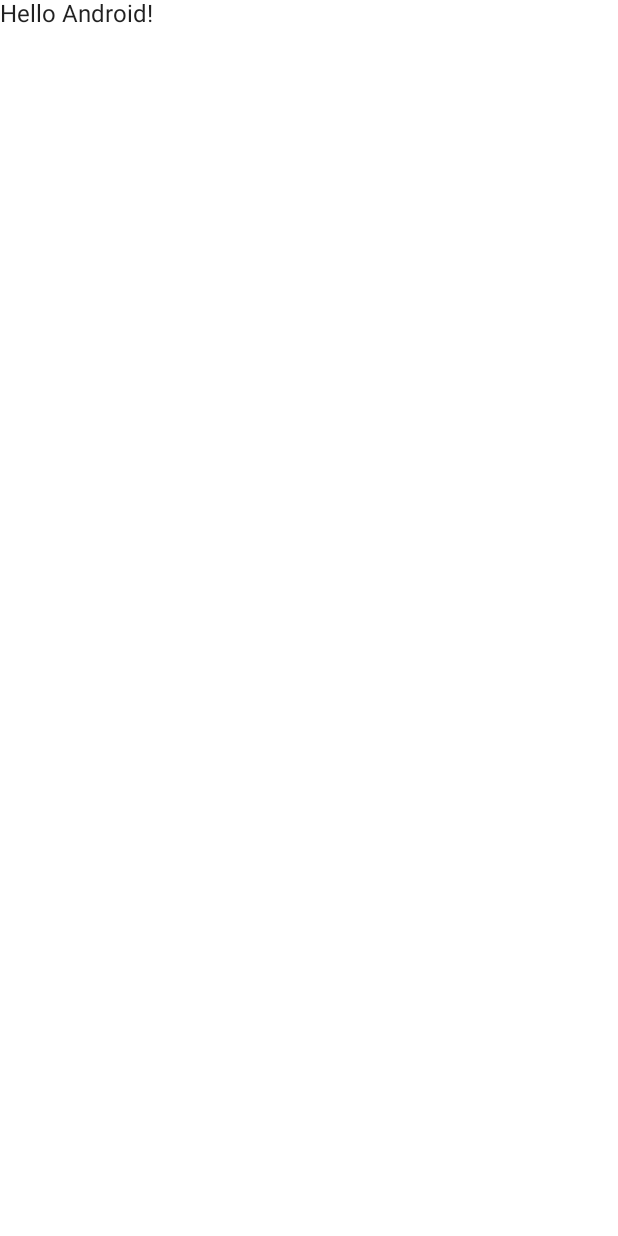
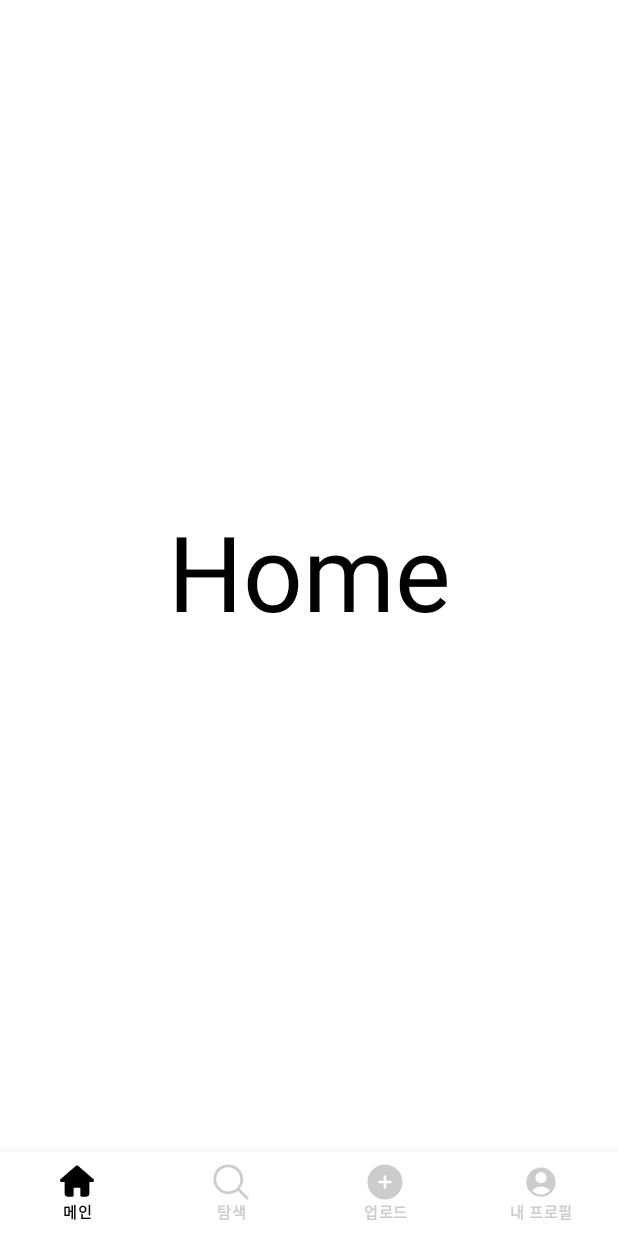
Before and after one commit to MP-LenzHub/LenzHub-Android, an Android app built with Jetpack Compose: the screen it shows after launch (MainActivity), on a phone screen of 412 x 824 dp. Before the commit the screen is almost empty. Run offline under Robolectric (Android 15) with nearby library versions, the phone set to English and light mode, and no system bars; our stand-ins replace accompanist; libraries missing offline, so code that uses them is left out: com.google.accompanist.navigation; 2 statements that could not run were skipped.

Commit message:
[Add] : make template

```diff
--- a/app/src/main/java/com/plzgpt/lenzhub/ui/activity/MainActivity.kt
+++ b/app/src/main/java/com/plzgpt/lenzhub/ui/activity/MainActivity.kt
@@ -1,29 +1,43 @@
 package com.plzgpt.lenzhub.ui.activity
 
+import android.annotation.SuppressLint
+import android.os.Build
 import android.os.Bundle
 import androidx.activity.ComponentActivity
 import androidx.activity.compose.setContent
-import androidx.compose.foundation.layout.fillMaxSize
-import androidx.compose.material.MaterialTheme
-import androidx.compose.material.Surface
-import androidx.compose.material.Text
+import androidx.annotation.RequiresApi
+import androidx.compose.animation.ExperimentalAnimationApi
+import androidx.compose.foundation.layout.*
+import androidx.compose.foundation.lazy.LazyListState
+import androidx.compose.foundation.lazy.rememberLazyListState
+import androidx.compose.material.*
 import androidx.compose.runtime.Composable
+import androidx.compose.runtime.getValue
+import androidx.compose.runtime.rememberCoroutineScope
 import androidx.compose.ui.Modifier
+import androidx.compose.ui.graphics.Color
+import androidx.compose.ui.res.painterResource
+import androidx.compose.ui.text.font.FontWeight
 import androidx.compose.ui.tooling.preview.Preview
+import androidx.compose.ui.unit.dp
+import androidx.compose.ui.unit.sp
+import androidx.navigation.NavHostController
+import androidx.navigation.compose.currentBackStackEntryAsState
+import androidx.navigation.compose.rememberNavController
+import com.google.accompanist.navigation.animation.rememberAnimatedNavController
+import com.plzgpt.lenzhub.ui.route.NAV_ROUTE_BNB
+import com.plzgpt.lenzhub.ui.route.NavigationGraphBNB
 import com.plzgpt.lenzhub.ui.theme.LenzhubTheme
+import kotlinx.coroutines.CoroutineScope
+import kotlinx.coroutines.launch
 
+@RequiresApi(Build.VERSION_CODES.O)
 class MainActivity : ComponentActivity() {
     override fun onCreate(savedInstanceState: Bundle?) {
         super.onCreate(savedInstanceState)
         setContent {
             LenzhubTheme {
-                // A surface container using the 'background' color from the theme
-                Surface(
-                    modifier = Modifier.fillMaxSize(),
-                    color = MaterialTheme.colors.background
-                ) {
-                    Greeting("Android")
-                }
+                MainNavScreen()
             }
         }
     }
@@ -41,3 +55,79 @@ fun DefaultPreview() {
         Greeting("Android")
     }
 }
+
+
+@Composable
+fun BottomNav(
+    navController: NavHostController,
+    scope: CoroutineScope,
+    lazyScroll: LazyListState,
+    navFollowController: NavHostController,
+) {
+    val items = listOf<NAV_ROUTE_BNB>(
+        NAV_ROUTE_BNB.FOLLOW,
+        NAV_ROUTE_BNB.DISCOVER,
+        NAV_ROUTE_BNB.UPLOAD,
+        NAV_ROUTE_BNB.MYPROFILE
+    )
+    androidx.compose.material.BottomNavigation(
+        backgroundColor = Color.White,
+        contentColor = Color(0xFFB6BFBA)
+    ) {
+        val navBackStackEntry by navController.currentBackStackEntryAsState()
+        val currentRoute = navBackStackEntry?.destination?.route
+
+        items.forEach { item ->
+            BottomNavigationItem(
+                icon = {
+                    Icon(
+                        painter = painterResource(id = item.icon),
+                        contentDescription = item.description,
+                        modifier = Modifier
+                            .width(24.dp)
+                            .height(24.dp)
+                    )
+                },
+                label = { Text(item.description, fontSize = 10.sp, fontWeight = FontWeight.Bold) },
+                selectedContentColor = Color.Black,
+                unselectedContentColor = Color.LightGray,
+                selected = currentRoute == item.routeName,
+                alwaysShowLabel = true,
+                onClick = {
+                    navController.navigate(item.routeName) {
+                        navController.graph.startDestinationRoute?.let {
+                            popUpTo(it) { saveState = true }
+                        }
+                        launchSingleTop = true
+                        restoreState = true
+
+                    }
+                },
+            )
+        }
+    }
+}
+
+
+@SuppressLint("UnrememberedMutableState")
+@RequiresApi(Build.VERSION_CODES.O)
+@OptIn(ExperimentalAnimationApi::class)
+@Composable
+fun MainNavScreen() {
+    val navController = rememberAnimatedNavController()
+    val scope = rememberCoroutineScope()
+    val lazyScroll = rememberLazyListState()
+    val navFollowController = rememberNavController()
+
+    Box(modifier = Modifier.fillMaxSize()) {
+        Scaffold(
+            bottomBar = { BottomNav(navController = navController,scope,lazyScroll, navFollowController = navFollowController) }
+        ) {
+            Box(modifier = Modifier.padding(it)) {
+                NavigationGraphBNB(navController = navController, scope = scope, lazyScroll = lazyScroll,
+                    navFollowController = navFollowController)
+
+            }
+        }
+    }
+}
--- /dev/null
+++ b/app/src/main/java/com/plzgpt/lenzhub/ui/route/NavRoute.kt
@@ -0,0 +1,169 @@
+package com.plzgpt.lenzhub.ui.route
+
+import android.os.Build
+import androidx.annotation.RequiresApi
+import androidx.compose.animation.AnimatedContentScope
+import androidx.compose.animation.ExperimentalAnimationApi
+import androidx.compose.animation.core.tween
+import androidx.compose.animation.fadeIn
+import androidx.compose.animation.fadeOut
+import androidx.compose.foundation.layout.fillMaxSize
+import androidx.compose.foundation.lazy.LazyListState
+import androidx.compose.runtime.Composable
+import androidx.compose.runtime.MutableState
+import androidx.compose.ui.Modifier
+import androidx.lifecycle.viewmodel.compose.viewModel
+import androidx.navigation.NavHostController
+import com.google.accompanist.navigation.animation.composable
+import com.google.accompanist.navigation.animation.AnimatedNavHost
+import com.plzgpt.lenzhub.R
+import com.plzgpt.lenzhub.ui.screen.main.MainScreen
+import com.plzgpt.lenzhub.ui.screen.profile.ProfileScreen
+import com.plzgpt.lenzhub.ui.screen.search.SearchScreen
+import com.plzgpt.lenzhub.ui.screen.upload.UploadScreen
+import kotlinx.coroutines.CoroutineScope
+
+enum class NAV_ROUTE_BNB(val routeName: String, val description: String, val icon: Int) { //main 패키지 루트.
+    FOLLOW("Main", "메인", R.drawable.ic_home),
+    DISCOVER("DISCOVER", "탐색", R.drawable.ic_search_small),
+    UPLOAD("UPLOAD", "업로드", R.drawable.ic_plus_solid),
+    MYPROFILE("MYPROFILE", "내 프로필", R.drawable.ic_user),
+
+}
+@RequiresApi(Build.VERSION_CODES.O)
+@OptIn(ExperimentalAnimationApi::class)
+@Composable
+fun NavigationGraphBNB(
+    navController: NavHostController,
+    navFollowController:NavHostController,
+    scope: CoroutineScope,
+    lazyScroll:LazyListState
+) {
+
+    val fadeInDuration = 500
+    val fadeOutDuration = 50
+    val slideInDuration = 200
+    val slideOutDuration = 200
+
+    AnimatedNavHost(navController, startDestination = NAV_ROUTE_BNB.FOLLOW.routeName,
+        modifier = Modifier.fillMaxSize()) {
+//        composable(NAV_ROUTE_FOLLOW.USERPROFILE.routeName){
+//            ProfileScreen()
+//        }
+        composable(
+            NAV_ROUTE_BNB.FOLLOW.routeName,
+            enterTransition = {
+                fadeIn(animationSpec = tween(fadeInDuration)) +
+                        slideIntoContainer(AnimatedContentScope.SlideDirection.Right, animationSpec = tween(slideInDuration))
+            },
+            exitTransition = {
+                fadeOut(animationSpec = tween(fadeOutDuration)) +
+                        slideOutOfContainer(AnimatedContentScope.SlideDirection.Left, animationSpec = tween(slideOutDuration))
+            }
+        ) {
+            MainScreen()
+        }
+
+        composable(
+            NAV_ROUTE_BNB.DISCOVER.routeName,
+            enterTransition = {
+                when(initialState.destination.route) {
+                    NAV_ROUTE_BNB.FOLLOW.routeName ->
+                        fadeIn(animationSpec = tween(fadeInDuration)) +
+                                slideIntoContainer(AnimatedContentScope.SlideDirection.Left, animationSpec = tween(slideInDuration))
+                    else ->
+                        fadeIn(animationSpec = tween(fadeInDuration)) +
+                                slideIntoContainer(AnimatedContentScope.SlideDirection.Right, animationSpec = tween(slideInDuration))
+                }
+            }
+        ) { SearchScreen() }
+        composable( //업로드
+            NAV_ROUTE_BNB.UPLOAD.routeName,
+            enterTransition = {
+                when (initialState.destination.route) {
+                    NAV_ROUTE_BNB.FOLLOW.routeName ->
+                        fadeIn(animationSpec = tween(fadeInDuration)) +
+                                slideIntoContainer(
+                                    AnimatedContentScope.SlideDirection.Left,
+                                    animationSpec = tween(slideInDuration)
+                                )
+                    NAV_ROUTE_BNB.DISCOVER.routeName ->
+                        fadeIn(animationSpec = tween(fadeInDuration)) +
+                                slideIntoContainer(
+                                    AnimatedContentScope.SlideDirection.Left,
+                                    animationSpec = tween(slideInDuration)
+                                )
+                    else ->
+                        fadeIn(animationSpec = tween(fadeInDuration)) +
+                                slideIntoContainer(
+                                    AnimatedContentScope.SlideDirection.Right,
+                                    animationSpec = tween(slideInDuration)
+                                )
+                }
+            },
+            exitTransition = {
+                when(targetState.destination.route) {
+                    NAV_ROUTE_BNB.FOLLOW.routeName ->
+                        fadeOut(animationSpec = tween(fadeOutDuration)) +
+                                slideOutOfContainer(AnimatedContentScope.SlideDirection.Right, animationSpec = tween(slideOutDuration))
+                    NAV_ROUTE_BNB.DISCOVER.routeName ->
+                        fadeOut(animationSpec = tween(fadeOutDuration)) +
+                                slideOutOfContainer(AnimatedContentScope.SlideDirection.Right, animationSpec = tween(slideOutDuration))
+                    else ->
+                        fadeOut(animationSpec = tween(fadeOutDuration)) +
+                                slideOutOfContainer(AnimatedContentScope.SlideDirection.Left, animationSpec = tween(slideOutDuration))
+                }
+            }
+        ) { UploadScreen() }
+//        composable(
+//            NAV_ROUTE_BNB.NOTIFICATION.routeName,
+//            enterTransition = {
+//                when(initialState.destination.route) {
+//                    NAV_ROUTE_BNB.FOLLOW.routeName ->
+//                        fadeIn(animationSpec = tween(fadeInDuration)) +
+//                                slideIntoContainer(AnimatedContentScope.SlideDirection.Left, animationSpec = tween(slideInDuration))
+//                    NAV_ROUTE_BNB.DISCOVER.routeName ->
+//                        fadeIn(animationSpec = tween(fadeInDuration)) +
+//                                slideIntoContainer(AnimatedContentScope.SlideDirection.Left, animationSpec = tween(slideInDuration))
+//                    NAV_ROUTE_BNB.UPLOAD.routeName ->
+//                        fadeIn(animationSpec = tween(fadeInDuration)) +
+//                                slideIntoContainer(AnimatedContentScope.SlideDirection.Left, animationSpec = tween(slideInDuration))
+//                    NAV_ROUTE_BNB.MYPROFILE.routeName ->
+//                        fadeIn(animationSpec = tween(fadeInDuration)) +
+//                                slideIntoContainer(AnimatedContentScope.SlideDirection.Right, animationSpec = tween(slideInDuration))
+//                    else -> fadeIn(animationSpec = tween(fadeInDuration))
+//                }
+//            },
+//            exitTransition = {
+//                when(targetState.destination.route) {
+//                    NAV_ROUTE_BNB.FOLLOW.routeName ->
+//                        fadeOut(animationSpec = tween(fadeInDuration)) +
+//                                slideOutOfContainer(AnimatedContentScope.SlideDirection.Right, animationSpec = tween(slideInDuration))
+//                    NAV_ROUTE_BNB.DISCOVER.routeName ->
+//                        fadeOut(animationSpec = tween(fadeInDuration)) +
+//                                slideOutOfContainer(AnimatedContentScope.SlideDirection.Right, animationSpec = tween(slideInDuration))
+//                    NAV_ROUTE_BNB.UPLOAD.routeName ->
+//                        fadeOut(animationSpec = tween(fadeInDuration)) +
+//                                slideOutOfContainer(AnimatedContentScope.SlideDirection.Right, animationSpec = tween(slideInDuration))
+//                    NAV_ROUTE_BNB.MYPROFILE.routeName ->
+//                        fadeOut(animationSpec = tween(fadeInDuration)) +
+//                                slideOutOfContainer(AnimatedContentScope.SlideDirection.Left, animationSpec = tween(slideInDuration))
+//                    else -> fadeOut(animationSpec = tween(fadeInDuration))
+//                }
+//            }
+//        ) { NotificationScreen(navController) }
+        composable(
+            NAV_ROUTE_BNB.MYPROFILE.routeName,
+            enterTransition = {
+                fadeIn(animationSpec = tween(fadeInDuration)) +
+                        slideIntoContainer(AnimatedContentScope.SlideDirection.Left, animationSpec = tween(slideInDuration))
+            },
+            exitTransition = {
+                fadeOut(animationSpec = tween(fadeOutDuration)) +
+                        slideOutOfContainer(AnimatedContentScope.SlideDirection.Right, animationSpec = tween(slideOutDuration))
+            }
+        ) {
+            ProfileScreen()
+        }
+    }
+}
--- /dev/null
+++ b/app/src/main/java/com/plzgpt/lenzhub/ui/screen/main/MainScreen.kt
@@ -0,0 +1,34 @@
+package com.plzgpt.lenzhub.ui.screen.main
+
+import androidx.compose.foundation.background
+import androidx.compose.foundation.layout.Box
+import androidx.compose.foundation.layout.fillMaxSize
+import androidx.compose.material.Text
+import androidx.compose.runtime.Composable
+import androidx.compose.ui.Alignment
+import androidx.compose.ui.Modifier
+import androidx.compose.ui.graphics.Color
+import androidx.compose.ui.text.TextStyle
+import androidx.compose.ui.text.font.FontWeight
+import androidx.compose.ui.unit.sp
+
+@Composable
+fun MainScreen() {
+    Box(
+        modifier = Modifier
+            .fillMaxSize()
+            .background(Color.White)
+
+    ) {
+        Text(
+            text = "Home",
+            modifier = Modifier
+                .align(Alignment.Center),
+            style = TextStyle(
+                color = Color.Black,
+                fontWeight = FontWeight(400),
+                fontSize = 70.sp
+            )
+        )
+    }
+}
--- /dev/null
+++ b/app/src/main/res/drawable/ic_home.xml
@@ -0,0 +1,15 @@
+<vector xmlns:android="http://schemas.android.com/apk/res/android"
+    android:width="24dp"
+    android:height="24dp"
+    android:viewportWidth="24"
+    android:viewportHeight="24">
+  <path
+      android:pathData="M11,10.5L20,10.5C20,10.5 20,10.5 20.25,10.5V19.875C20.25,20.91 19.41,21.75 18.375,21.75H15C14.586,21.75 14.25,21.414 14.25,21V16.5C14.25,16.086 13.914,15.75 13.5,15.75H10.5C10.086,15.75 9.75,16.086 9.75,16.5V21C9.75,21.414 9.414,21.75 9,21.75H5.625C4.589,21.75 3.75,20.91 3.75,19.875V10.5L6,10.5L11,10.5Z"
+      android:fillColor="#17291F"/>
+  <path
+      android:strokeWidth="1"
+      android:pathData="M12.327,1.622C12.139,1.459 11.861,1.459 11.673,1.622L1.28,10.622C1.123,10.759 1.066,10.979 1.139,11.175C1.212,11.37 1.399,11.5 1.608,11.5H22.392C22.601,11.5 22.788,11.37 22.861,11.175C22.934,10.979 22.877,10.759 22.72,10.622L12.327,1.622Z"
+      android:strokeLineJoin="round"
+      android:fillColor="#17291F"
+      android:strokeColor="#17291F"/>
+</vector>
--- /dev/null
+++ b/app/src/main/res/drawable/ic_plus_solid.xml
@@ -0,0 +1,10 @@
+<vector xmlns:android="http://schemas.android.com/apk/res/android"
+    android:width="20dp"
+    android:height="20dp"
+    android:viewportWidth="20"
+    android:viewportHeight="20">
+  <path
+      android:pathData="M10,0.25C4.615,0.25 0.25,4.615 0.25,10C0.25,15.385 4.615,19.75 10,19.75C15.385,19.75 19.75,15.385 19.75,10C19.75,4.615 15.385,0.25 10,0.25ZM10.75,7C10.75,6.586 10.414,6.25 10,6.25C9.586,6.25 9.25,6.586 9.25,7V9.25H7C6.586,9.25 6.25,9.586 6.25,10C6.25,10.414 6.586,10.75 7,10.75H9.25V13C9.25,13.414 9.586,13.75 10,13.75C10.414,13.75 10.75,13.414 10.75,13V10.75H13C13.414,10.75 13.75,10.414 13.75,10C13.75,9.586 13.414,9.25 13,9.25H10.75V7Z"
+      android:fillColor="#B6BFBA"
+      android:fillType="evenOdd"/>
+</vector>
--- /dev/null
+++ b/app/src/main/res/drawable/ic_search_small.xml
@@ -0,0 +1,10 @@
+<vector xmlns:android="http://schemas.android.com/apk/res/android"
+    android:width="20dp"
+    android:height="20dp"
+    android:viewportWidth="20"
+    android:viewportHeight="20">
+  <path
+      android:pathData="M8.5,1.75C4.772,1.75 1.75,4.772 1.75,8.5C1.75,12.228 4.772,15.25 8.5,15.25C10.364,15.25 12.051,14.495 13.273,13.273C14.495,12.051 15.25,10.364 15.25,8.5C15.25,4.772 12.228,1.75 8.5,1.75ZM0.25,8.5C0.25,3.944 3.944,0.25 8.5,0.25C13.056,0.25 16.75,3.944 16.75,8.5C16.75,10.508 16.032,12.349 14.84,13.779L19.53,18.47C19.823,18.763 19.823,19.237 19.53,19.53C19.237,19.823 18.763,19.823 18.47,19.53L13.779,14.84C12.349,16.032 10.508,16.75 8.5,16.75C3.944,16.75 0.25,13.056 0.25,8.5Z"
+      android:fillColor="#B6BFBA"
+      android:fillType="evenOdd"/>
+</vector>
--- /dev/null
+++ b/app/src/main/res/drawable/ic_user.xml
@@ -0,0 +1,10 @@
+<vector xmlns:android="http://schemas.android.com/apk/res/android"
+    android:width="24dp"
+    android:height="24dp"
+    android:viewportWidth="24"
+    android:viewportHeight="24">
+  <path
+      android:pathData="M18.685,19.097C20.572,17.319 21.75,14.797 21.75,12C21.75,6.615 17.385,2.25 12,2.25C6.615,2.25 2.25,6.615 2.25,12C2.25,14.797 3.428,17.319 5.315,19.097C7.06,20.742 9.412,21.75 12,21.75C14.588,21.75 16.94,20.742 18.685,19.097ZM6.145,17.812C7.52,16.098 9.632,15 12,15C14.368,15 16.48,16.098 17.855,17.812C16.36,19.318 14.289,20.25 12,20.25C9.711,20.25 7.64,19.318 6.145,17.812ZM15.75,9C15.75,11.071 14.071,12.75 12,12.75C9.929,12.75 8.25,11.071 8.25,9C8.25,6.929 9.929,5.25 12,5.25C14.071,5.25 15.75,6.929 15.75,9Z"
+      android:fillColor="#B6BFBA"
+      android:fillType="evenOdd"/>
+</vector>
```
Also changed, not shown: app/src/main/java/com/plzgpt/lenzhub/ui/activity/LoginActivity.kt (added, +29 -0 lines), app/src/main/java/com/plzgpt/lenzhub/ui/screen/profile/ProfileScreen.kt (added, +34 -0 lines), app/src/main/java/com/plzgpt/lenzhub/ui/screen/search/SearchScreen.kt (added, +34 -0 lines), app/src/main/java/com/plzgpt/lenzhub/ui/screen/upload/UploadScreen.kt (added, +34 -0 lines), app/src/main/res/drawable/ic_notification.xml (added, +10 -0 lines).
